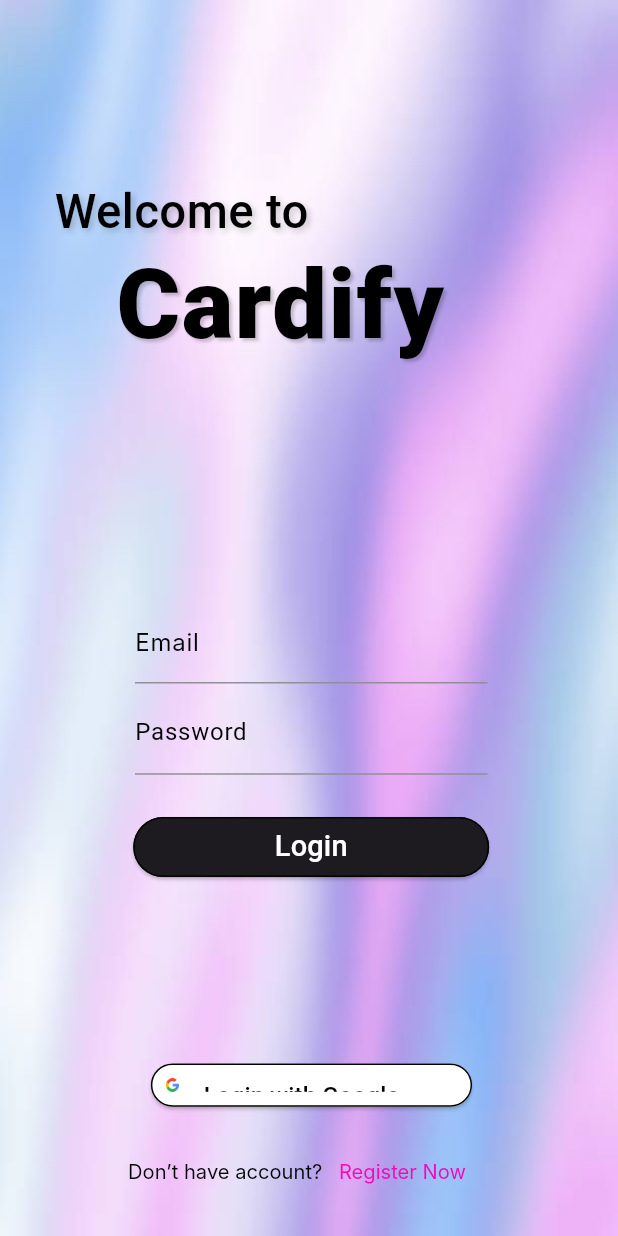
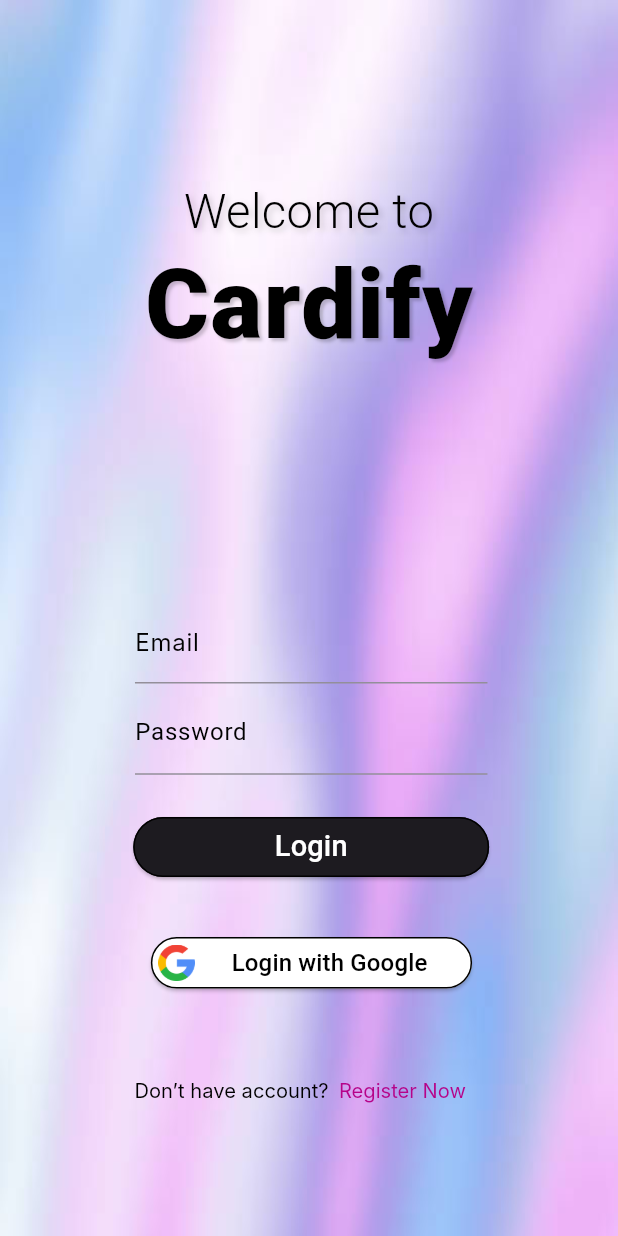
Before and after one commit to pratyush-1327/Cardify, a Flutter app: the screen it shows after launch, on a phone screen of 412 x 824 dp. Run offline on Flutter 3.47's test engine with Material 3 defaults, Android fonts, the phone set to English and light mode, and no system bars; our stand-ins replace carousel_slider, firebase_auth, firebase_core, local_auth, responsive_sizer; accounts and stored records are empty; Roboto replaces fonts that are missing (Inter, Prompt).

Commit message:
updated ui on new card and login screen

```diff
--- /dev/null
+++ b/devtools_options.yaml
@@ -0,0 +1 @@
+extensions:
--- a/lib/login_screen.dart
+++ b/lib/login_screen.dart
@@ -20,8 +20,10 @@ class _LoginScreenState extends State<LoginScreen> {
   Widget build(BuildContext context) {
     // ignore: non_constant_identifier_names
     return ResponsiveSizer(builder: (context, orientation, ScreenType) {
-      return Material(
-          child: Container(
+      return Scaffold(
+          body: Stack(
+        children: <Widget>[
+          Container(
               decoration: const BoxDecoration(
                 image: DecorationImage(
                     image: AssetImage("assets/bg2.png"), fit: BoxFit.fill),
@@ -30,7 +32,7 @@ class _LoginScreenState extends State<LoginScreen> {
                 builder: (context, value, child) {
                   return Stack(children: <Widget>[
                     Align(
-                        alignment: const Alignment(-0.7, -0.67),
+                        alignment: const Alignment(0, -0.67),
                         child: Text(
                           'Welcome to',
                           //textAlign: TextAlign.left,
@@ -48,11 +50,11 @@ class _LoginScreenState extends State<LoginScreen> {
                               color: const Color.fromRGBO(0, 0, 0, 1),
                               fontFamily: 'Prompt',
                               fontSize: 23.sp,
-                              fontWeight: FontWeight.w500,
+                              fontWeight: FontWeight.w300,
                               height: 3.sp),
                         )),
                     Align(
-                        alignment: const Alignment(-0.2, -0.53),
+                        alignment: const Alignment(0, -0.53),
                         child: Text(
                           'Cardify',
                           style: TextStyle(
@@ -115,9 +117,9 @@ class _LoginScreenState extends State<LoginScreen> {
                                               const Color.fromARGB(255, 255, 255, 255)))),
                             ]))),
                     Container(
-                        alignment: Alignment(0.5.sp, 3.6.sp),
+                        alignment: Alignment(0.5.sp, 3.1.sp),
                         child: SizedBox(
-                            height: 22.sp,
+                            height: 24.sp,
                             width: 60.sp,
                             child: Stack(children: <Widget>[
                               ElevatedButton(
@@ -126,7 +128,7 @@ class _LoginScreenState extends State<LoginScreen> {
                                           Color.fromARGB(255, 255, 255, 255)),
                                       padding:
                                           MaterialStateProperty.all<EdgeInsets>(
-                                              const EdgeInsets.all(10)),
+                                              const EdgeInsets.all(5)),
                                       shape: MaterialStateProperty.all<
                                               RoundedRectangleBorder>(
                                           RoundedRectangleBorder(
@@ -137,7 +139,7 @@ class _LoginScreenState extends State<LoginScreen> {
                                   onPressed: () {},
                                   child: Row(children: [
                                     Image.asset("assets/google.png"),
-                                    const Text("    Login with Google",
+                                    const Text("      Login with Google",
                                         style: TextStyle(
                                             fontSize: 16,
                                             color:
@@ -145,7 +147,7 @@ class _LoginScreenState extends State<LoginScreen> {
                                   ])),
                             ]))),
                     Align(
-                        alignment: Alignment(-2.55.sp, 3.9.sp),
+                        alignment: Alignment(-2.45.sp, 3.6.sp),
                         child: Text(
                           'Don’t have account?',
                           textAlign: TextAlign.left,
@@ -159,8 +161,7 @@ class _LoginScreenState extends State<LoginScreen> {
                               height: 5.sp),
                         )),
                     Align(
-                        alignment: Alignment(2.5.sp, 3.9.sp),
-
+                        alignment: Alignment(2.5.sp, 3.6.sp),
                         child: GestureDetector(
                           onTap: () {
                             Navigator.pushNamed(context, '/register');
@@ -169,7 +170,7 @@ class _LoginScreenState extends State<LoginScreen> {
                             'Register Now',
                             textAlign: TextAlign.left,
                             style: TextStyle(
-                                color: Color.fromARGB(255, 245, 8, 185),
+                                color: const Color.fromARGB(255, 182, 3, 137),
                                 fontFamily: 'Inter',
                                 fontSize: 15.sp,
                                 letterSpacing:
@@ -217,12 +218,14 @@ class _LoginScreenState extends State<LoginScreen> {
                         width: double.infinity,
                         height: double.infinity,
                         color: Colors.grey.shade400.withOpacity(0.5),
-                        child: Center(child: CircularProgressIndicator()),
+                        child: const Center(child: CircularProgressIndicator()),
                       )
                     ],
                   ]);
                 },
-              )));
+              ))
+        ],
+      ));
     });
   }
 }
```
Also changed, not shown: lib/newcard_screen.dart (+15 -7 lines), assets/Vector_5.png (added), assets/card_bg.png (added).
